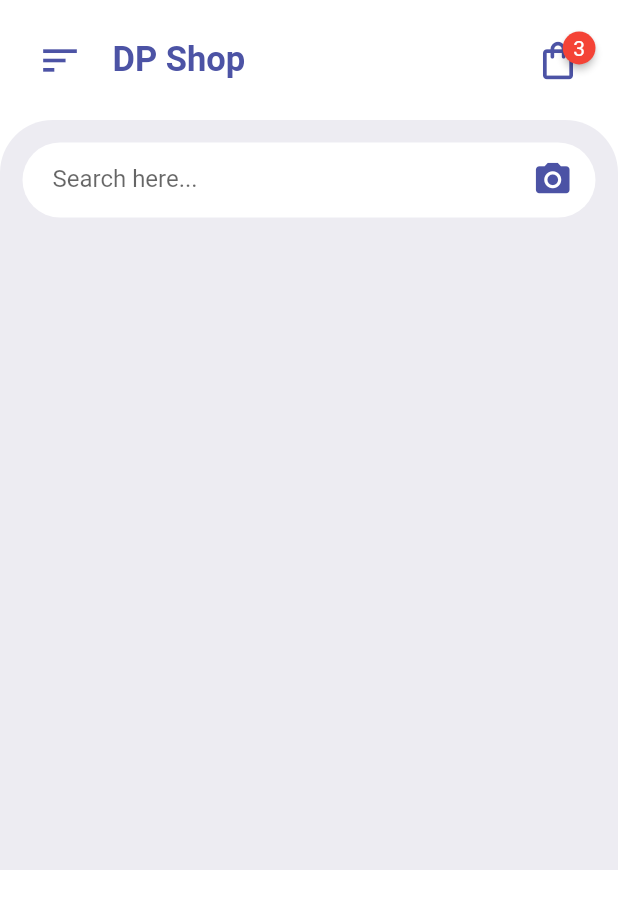
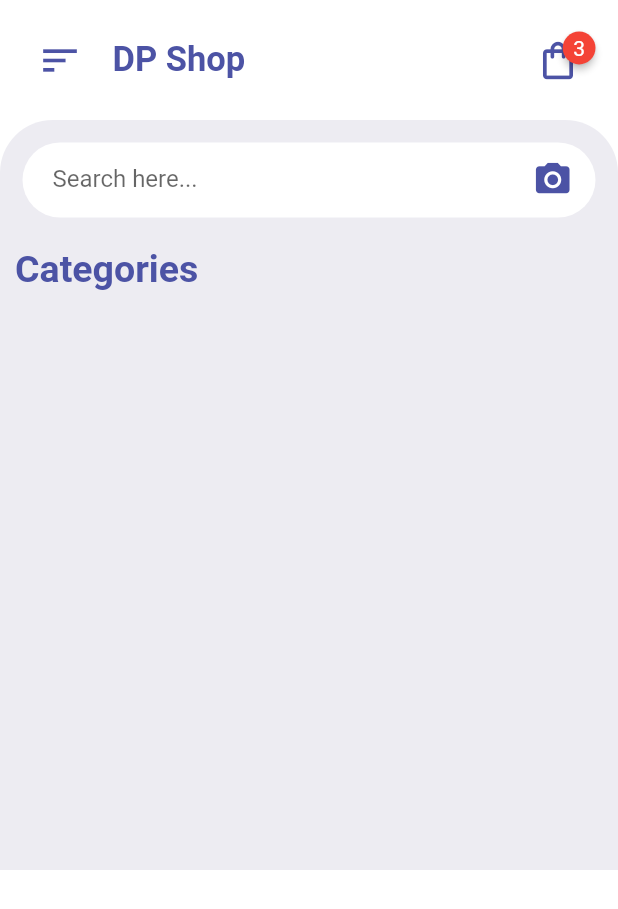
Before and after one commit to pyae-phyoe-naing/shopping_app_ui, a Flutter app: the screen it shows after launch, on a phone screen of 412 x 824 dp. Shown: the top 909 px of the screen. Run offline on Flutter 3.47's test engine with Material 2 defaults, Android fonts, the light colour scheme and no system bars; drawn by our look-alikes of badges.

Commit message:
'category_title'

```diff
--- a/lib/pages/home_page.dart
+++ b/lib/pages/home_page.dart
@@ -39,14 +39,30 @@ class HomePage extends StatelessWidget {
                         width: 300,
                         child: TextFormField(
                           decoration: InputDecoration(
-                              border: InputBorder.none, hintText: 'Search here...'),
+                              border: InputBorder.none,
+                              hintText: 'Search here...'),
                         ),
                       ),
                       Spacer(),
-                      Icon(Icons.camera_alt,size: 27, color: Color(0xFF4C53A5),)
+                      Icon(
+                        Icons.camera_alt,
+                        size: 27,
+                        color: Color(0xFF4C53A5),
+                      )
                     ],
                   ),
-                )
+                ),
+                // -------- Category ----- //
+                // -------- Category Title ----- //
+                Container(
+                  alignment: Alignment.centerLeft,
+                  margin:
+                      const EdgeInsets.symmetric(vertical: 20, horizontal: 10),
+                  child: const Text('Categories',style: TextStyle(fontSize: 25,fontWeight: FontWeight.bold,
+                  color:Color(0xFF4C53A5)),),
+                ),
+                // -------- Category List ----- //
+
               ],
             ),
           )
```
